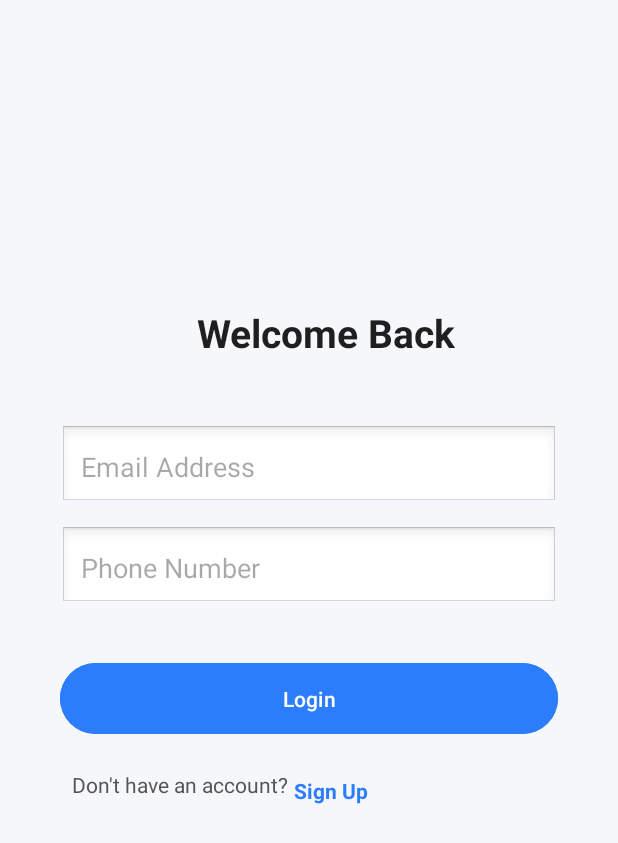
After one commit to darshanaweerasooriya/android-news-app, an Android app: the loginActivity screen opened directly, with no data from a screen before it, on a phone screen of 412 x 824 dp. The commit adds this screen. Shown: the top 843 px of the screen. Run offline under Robolectric (Android 15) with nearby library versions, the phone set to English and light mode, and no system bars.

Commit message:
Login Screen Done

```diff
--- a/app/src/main/AndroidManifest.xml
+++ b/app/src/main/AndroidManifest.xml
@@ -13,16 +13,10 @@
         android:theme="@style/Theme.Androidnewsapp"
         tools:targetApi="31">
         <activity
-            android:name="presentation.register.registerActivity"
+            android:name="presentation.login.loginActivity"
             android:exported="false" />
         <activity
-            android:name="presentation.spalsh.splashActivity"
-            android:exported="false" />
-        <activity
-            android:name="presentation.spalsh.splashScreen"
-            android:exported="false" />
-        <activity
-            android:name=".MainActivity"
+            android:name="presentation.register.registerActivity"
             android:exported="true">
             <intent-filter>
                 <action android:name="android.intent.action.MAIN" />
@@ -30,6 +24,14 @@
                 <category android:name="android.intent.category.LAUNCHER" />
             </intent-filter>
         </activity>
+        <activity
+            android:name="presentation.spalsh.splashActivity"
+            android:exported="false" /> <!-- <activity -->
+        <!-- android:name="presentation.spalsh.splashScreen" -->
+        <!-- android:exported="false" /> -->
+        <activity
+            android:name=".MainActivity"
+            android:exported="false" />
     </application>
 
 </manifest>
--- /dev/null
+++ b/app/src/main/java/presentation/login/loginActivity.kt
@@ -0,0 +1,21 @@
+package presentation.login
+
+import android.os.Bundle
+import androidx.activity.enableEdgeToEdge
+import androidx.appcompat.app.AppCompatActivity
+import androidx.core.view.ViewCompat
+import androidx.core.view.WindowInsetsCompat
+import com.example.android_news_app.R
+
+class loginActivity : AppCompatActivity() {
+    override fun onCreate(savedInstanceState: Bundle?) {
+        super.onCreate(savedInstanceState)
+        enableEdgeToEdge()
+        setContentView(R.layout.activity_login)
+        ViewCompat.setOnApplyWindowInsetsListener(findViewById(R.id.main)) { v, insets ->
+            val systemBars = insets.getInsets(WindowInsetsCompat.Type.systemBars())
+            v.setPadding(systemBars.left, systemBars.top, systemBars.right, systemBars.bottom)
+            insets
+        }
+    }
+}
--- /dev/null
+++ b/app/src/main/res/layout/activity_login.xml
@@ -0,0 +1,94 @@
+<?xml version="1.0" encoding="utf-8"?>
+<androidx.constraintlayout.widget.ConstraintLayout
+    xmlns:android="http://schemas.android.com/apk/res/android"
+    xmlns:app="http://schemas.android.com/apk/res-auto"
+    xmlns:tools="http://schemas.android.com/tools"
+    android:id="@+id/main"
+    android:layout_width="match_parent"
+    android:layout_height="match_parent"
+    android:background="#F5F7FA"
+    tools:context="presentation.login.loginActivity">
+
+    <Button
+        android:id="@+id/btnLogin"
+        android:layout_width="0dp"
+        android:layout_height="55dp"
+        android:layout_marginHorizontal="40dp"
+        android:layout_marginTop="32dp"
+        android:backgroundTint="#2C7DFC"
+        android:text="Login"
+        android:textAllCaps="false"
+        android:textColor="#FFFFFF"
+        app:layout_constraintEnd_toEndOf="parent"
+        app:layout_constraintHorizontal_bias="0.637"
+        app:layout_constraintStart_toStartOf="parent"
+        app:layout_constraintTop_toBottomOf="@id/editPhone" />
+
+    <EditText
+        android:id="@+id/editEmail"
+        android:layout_width="0dp"
+        android:layout_height="55dp"
+        android:layout_marginHorizontal="40dp"
+        android:layout_marginTop="44dp"
+        android:background="@android:drawable/edit_text"
+        android:hint="Email Address"
+        android:inputType="textEmailAddress"
+        android:padding="14dp"
+        app:layout_constraintEnd_toEndOf="parent"
+        app:layout_constraintHorizontal_bias="0.637"
+        app:layout_constraintStart_toStartOf="parent"
+        app:layout_constraintTop_toBottomOf="@id/title" />
+
+    <TextView
+        android:id="@+id/title"
+        android:layout_width="wrap_content"
+        android:layout_height="wrap_content"
+        android:layout_marginTop="204dp"
+        android:text="Welcome Back"
+        android:textColor="#1F1F1F"
+        android:textSize="26sp"
+        android:textStyle="bold"
+        app:layout_constraintEnd_toEndOf="parent"
+        app:layout_constraintHorizontal_bias="0.548"
+        app:layout_constraintStart_toStartOf="parent"
+        app:layout_constraintTop_toTopOf="parent" />
+
+    <TextView
+        android:id="@+id/signUpBtn"
+        android:layout_width="wrap_content"
+        android:layout_height="wrap_content"
+        android:layout_marginStart="4dp"
+        android:layout_marginTop="4dp"
+        android:text="Sign Up"
+        android:textColor="#2C7DFC"
+        android:textStyle="bold"
+        app:layout_constraintStart_toEndOf="@id/textNoAccount"
+        app:layout_constraintTop_toTopOf="@id/textNoAccount" />
+
+    <EditText
+        android:id="@+id/editPhone"
+        android:layout_width="0dp"
+        android:layout_height="55dp"
+        android:layout_marginHorizontal="40dp"
+        android:layout_marginTop="12dp"
+        android:background="@android:drawable/edit_text"
+        android:hint="Phone Number"
+        android:inputType="phone"
+        android:padding="14dp"
+        app:layout_constraintEnd_toEndOf="parent"
+        app:layout_constraintHorizontal_bias="0.637"
+        app:layout_constraintStart_toStartOf="parent"
+        app:layout_constraintTop_toBottomOf="@id/editEmail" />
+
+    <TextView
+        android:id="@+id/textNoAccount"
+        android:layout_width="wrap_content"
+        android:layout_height="wrap_content"
+        android:layout_marginStart="48dp"
+        android:layout_marginTop="20dp"
+        android:text="Don't have an account?"
+        android:textColor="#555555"
+        app:layout_constraintStart_toStartOf="parent"
+        app:layout_constraintTop_toBottomOf="@id/btnLogin" />
+
+</androidx.constraintlayout.widget.ConstraintLayout>
--- a/app/src/main/res/layout/activity_splash2.xml
+++ b/app/src/main/res/layout/activity_splash2.xml
@@ -34,9 +34,11 @@
         android:text="News App"
         android:textSize="40sp"
         android:textStyle="bold"
+        app:layout_constraintTop_toTopOf="parent"
+        app:layout_constraintStart_toStartOf="parent"
         app:layout_constraintEnd_toEndOf="parent"
-        app:layout_constraintStart_toStartOf="parent"
-        tools:layout_editor_absoluteY="68dp" />
+        android:layout_marginTop="68dp"/>
+
 
 
 </androidx.constraintlayout.widget.ConstraintLayout>
```
